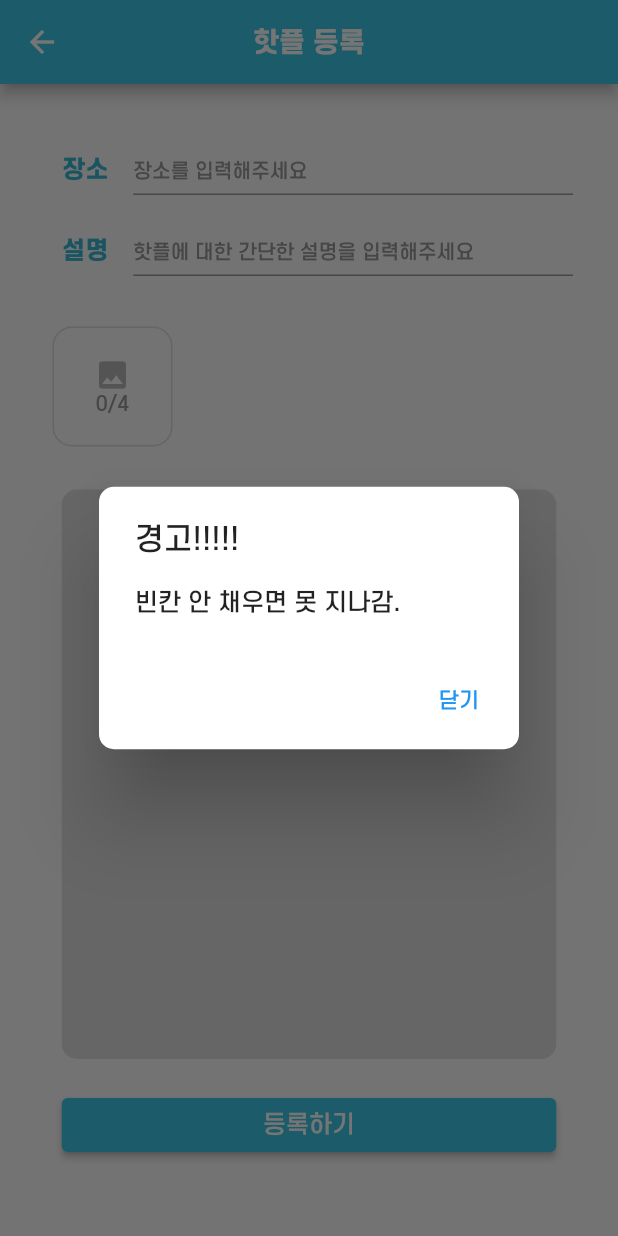
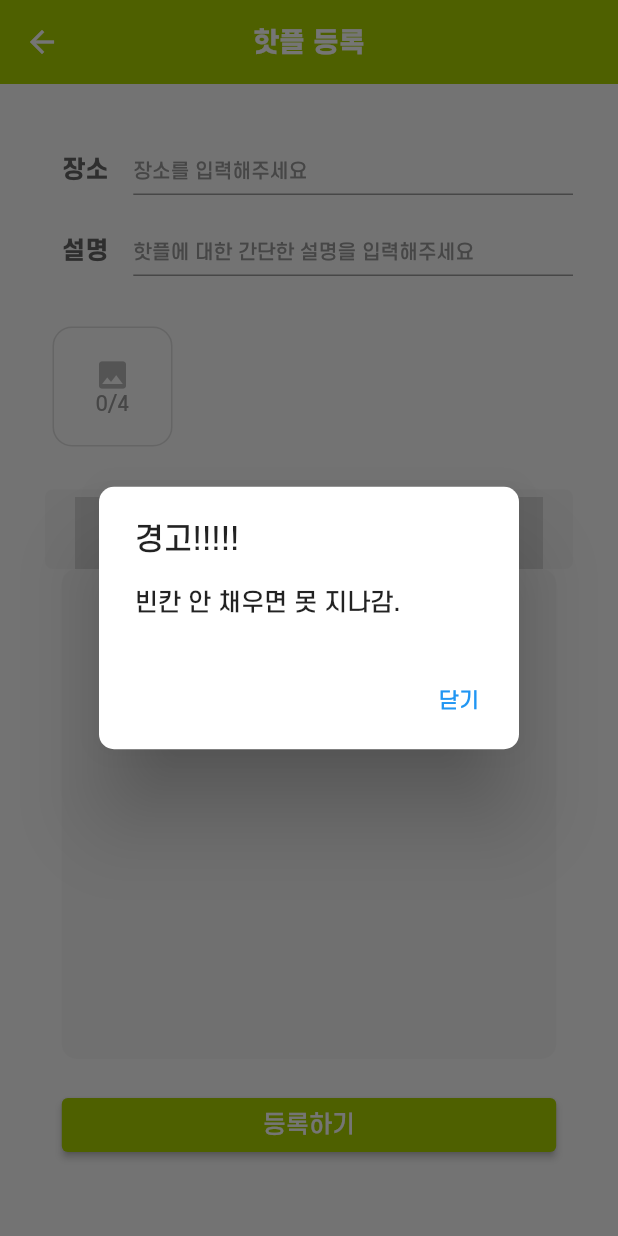
Before and after one commit to doubleS19/haemo-Front, a Flutter app: the PostingPage screen opened directly, after a tap on "등록하기", on a phone screen of 412 x 824 dp. Run offline on Flutter 3.47's test engine with Material 2 defaults, Android fonts, the phone set to English and light mode, and no system bars; our stand-ins replace cloud_firestore, firebase_core, flutter_slidable, flutter_speed_dial, font_awesome_flutter, get and 4 more; missing offline and left inert: dart:ffi, textfield_tags; accounts and stored records are empty; network calls fail; statements that could not run were skipped.

Commit message:
fix: posting 페이지에 GestureDetector 추가 & 앱바 elevation 0 설정

```diff
--- a/lib/common/color.dart
+++ b/lib/common/color.dart
@@ -1,7 +1,7 @@
 import 'dart:ui';
 
 class AppTheme {
-  static var mainColor = const Color(0xFF3AC7E7);
+  static var mainColor = const Color(0xFFAAD200);
   static var dividerColor = const Color(0xFFBBBBBB);
   static var mainTextColor = const Color(0xFF393939);
   static var mainAppBarColor = const Color(0xFF595959);
@@ -11,7 +11,7 @@ class AppTheme {
   static var registerPageFormColor = const Color(0xFFE3E3E3);
 
   /// 메인 게시물 페이지
-  static var mainPageHeadlineColor = const Color(0xFF36B6D2);
+  static var mainPageHeadlineColor = const Color(0XFF656565);
   static var mainPageTextColor = const Color(0xFF595959);
   static var mainPageSubTextColor = const Color(0xFF999999);
   static var mainPageBlurColor = const Color(0xFF00B2DB);
@@ -23,7 +23,7 @@ class AppTheme {
 
   /// 포스팅 게시물 페이지
   static var postingPageHeadlineColor = const Color(0xFFFFFFFF);
-  static var postingPageDetailTextFieldColor = const Color(0xFFDEDEDE);
+  static var postingPageDetailTextFieldColor = const Color(0xFFF5F5F5);
   static var postingPageDetailHintTextColor = const Color(0xFFB6B6B6);
 
   /// 채팅 페이지
--- a/lib/screens/components/customAppBar.dart
+++ b/lib/screens/components/customAppBar.dart
@@ -1,12 +1,17 @@
 import 'package:flutter/material.dart';
+import 'package:flutter/services.dart';
 import 'package:get/get.dart';
 
 import '../../common/color.dart';
 import '../Page/chat_list_page.dart';
 
-Widget customPostingAppbar(String appBarText) {
-  return Builder(
-      builder: (context) => AppBar(
+Widget customPostingAppbar(BuildContext context, String appBarText) {
+
+  SystemChrome.setSystemUIOverlayStyle(SystemUiOverlayStyle(
+    statusBarColor: Colors.white, // 회색
+  ));
+
+  return AppBar(
     title: Text(appBarText,
         style: Theme.of(context).textTheme.headlineMedium),
     centerTitle: true,
@@ -17,8 +22,9 @@ Widget customPostingAppbar(String appBarText) {
       color: Theme.of(context).iconTheme.color,
       icon: const Icon(Icons.arrow_back),
     ),
+    elevation: 0.0,
     backgroundColor: Theme.of(context).primaryColor,
-          ));
+  );
 }
 
 
@@ -65,7 +71,7 @@ PreferredSizeWidget customMainAppbar(String appBarTitle, String subTitle){
           Get.to(() => const ChatListPage());
         },
         icon: const Icon(Icons.menu),
-        color: AppTheme.mainPageHeadlineColor,
+        color: AppTheme.mainColor,
       ),
     ],
     elevation: 0.0,
--- a/lib/screens/page/posting_page.dart
+++ b/lib/screens/page/posting_page.dart
@@ -6,6 +6,7 @@ import 'package:flutter/services.dart';
 import 'package:get/get.dart';
 import 'package:hae_mo/controller/image_controller.dart';
 import 'package:hae_mo/controller/posting_controller.dart';
+import 'package:textfield_tags/textfield_tags.dart';
 import '../../model/dropdown_type.dart';
 import '../../model/post_type.dart';
 import '../Page/home_page.dart';
@@ -34,16 +35,25 @@ class _PostingPageState extends State<PostingPage> {
 
   @override
   Widget build(BuildContext context) {
+
+    /// 상태바 설정하기
+/*    SystemChrome.setSystemUIOverlayStyle(SystemUiOverlayStyle(
+      statusBarColor: Colors.white, // 회색
+    ));*/
+
     PostController postController = Get.put(PostController(widget.postType));
+    TextfieldTagsController hashTagController = TextfieldTagsController();
     PostUi postUi = PostUi.fromType(widget.postType);
     double containerHeight = (postUi.title.length == 1)
         ? MediaQuery.of(context).size.height / 16
         : MediaQuery.of(context).size.height / 8;
-    return Scaffold(
+    return GestureDetector(
+      onTap: ()=> FocusManager.instance.primaryFocus?.unfocus(),
+      child: Scaffold(
           appBar: PreferredSize(
               preferredSize: const Size.fromHeight(kToolbarHeight),
               child:
-                Builder(builder: (context) => customPostingAppbar(postUi.appBarText))),
+              Builder(builder: (context) => customPostingAppbar(context, postUi.appBarText))),
           body: Container(
             padding: const EdgeInsets.all(30),
             child: Column(
@@ -61,6 +71,8 @@ class _PostingPageState extends State<PostingPage> {
                   child: selectDropDownButtonListType(
                       widget.postType, context, postController),
                 ),
+                Container(
+                    child: hashTagTextField(hashTagController)),
                 Expanded(
                   child: SizedBox(
                       width: MediaQuery.of(context).size.width * 0.8,
@@ -92,7 +104,8 @@ class _PostingPageState extends State<PostingPage> {
 
               ],
             ),
-        ));
+          ))
+    );
   }
 }
 
```
Lines whose indentation alone changed are shown as unchanged.
